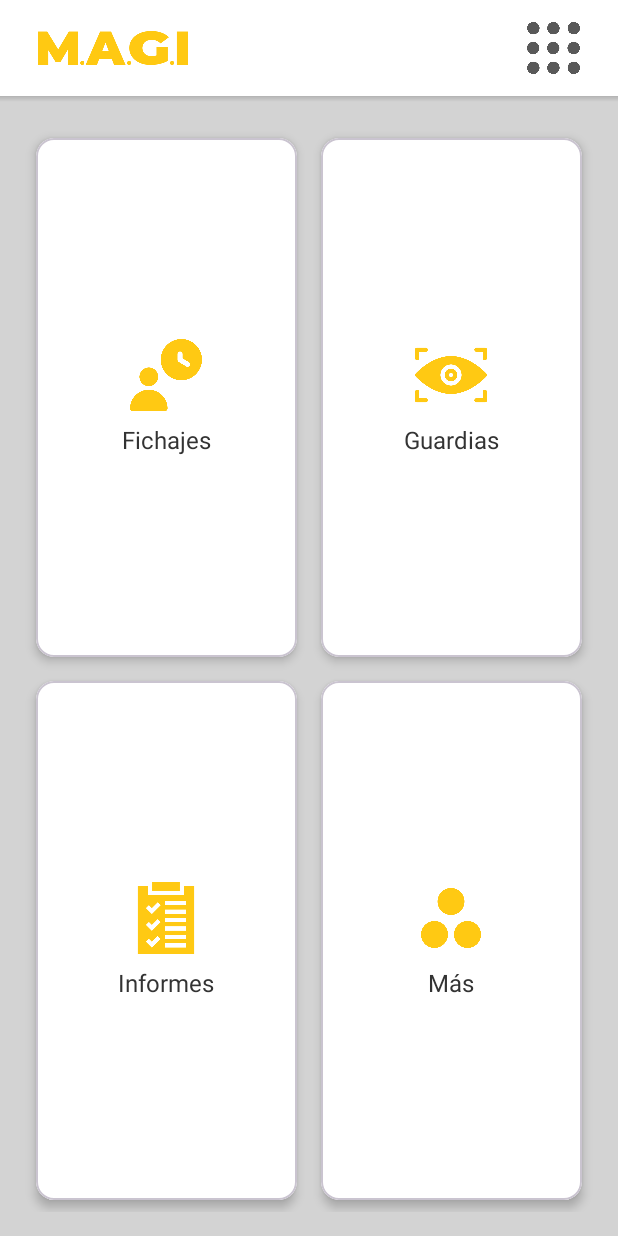
After one commit to Jota-FalseProphet/Yostesis-MAGI, an Android app: the DashboardActivity screen opened directly, with no data from a screen before it, on a phone screen of 412 x 824 dp. The commit adds this screen. Run offline under Robolectric (Android 15) with nearby library versions, the phone set to English and light mode, and no system bars.

Commit message:
Dashboard pincipal semi-hecho

```diff
--- a/app/build.gradle.kts
+++ b/app/build.gradle.kts
@@ -41,5 +41,9 @@ dependencies {
     androidTestImplementation(libs.ext.junit)
     androidTestImplementation(libs.espresso.core)
     implementation(libs.material.v190)
+    implementation("androidx.gridlayout:gridlayout:1.0.0")
+    implementation("com.google.android.material:material:1.9.0")
+
+
 
 }
--- a/app/src/main/AndroidManifest.xml
+++ b/app/src/main/AndroidManifest.xml
@@ -24,8 +24,12 @@
         </activity>
         <!--PANTALLA DE INICIO PRUEBAAA-->
         <activity
-            android:name=".activities.MainActivity"
+            android:name=".activities.DashboardActivity"
             android:exported="false" />
+        <activity
+            android:name=".activities.FichajeActivity"
+            android:exported="false" />
+
     </application>
 
 </manifest>
--- /dev/null
+++ b/app/src/main/java/com/magi/asistencia/activities/DashboardActivity.java
@@ -0,0 +1,92 @@
+package com.magi.asistencia.activities;
+
+import android.content.Intent;
+import android.os.Build;
+import android.os.Bundle;
+import android.view.Menu;
+import android.view.MenuItem;
+import android.view.View;
+import android.view.Window;
+import android.view.WindowManager;
+import android.widget.PopupMenu;
+
+import androidx.annotation.NonNull;
+import androidx.appcompat.app.ActionBar;
+import androidx.appcompat.app.AppCompatActivity;
+
+import com.google.android.material.appbar.MaterialToolbar;
+import com.magi.asistencia.R;
+
+public class DashboardActivity extends AppCompatActivity {
+
+    private MaterialToolbar topAppBar;
+
+    @Override
+    protected void onCreate(Bundle savedInstanceState) {
+        super.onCreate(savedInstanceState);
+        setContentView(R.layout.activity_dashboard);
+
+        if (Build.VERSION.SDK_INT >= 21) {
+            Window window = this.getWindow();
+            window.addFlags(WindowManager.LayoutParams.FLAG_DRAWS_SYSTEM_BAR_BACKGROUNDS);
+            window.clearFlags(WindowManager.LayoutParams.FLAG_TRANSLUCENT_STATUS);
+            window.setStatusBarColor(this.getResources().getColor(R.color.blanco));
+        }
+        topAppBar = findViewById(R.id.topAppBar);
+        setSupportActionBar(topAppBar);
+
+        // 1) Configuramos el logo como "home" y lo dejamos clicable
+        ActionBar ab = getSupportActionBar();
+        if (ab != null) {
+            ab.setDisplayShowTitleEnabled(false);       // ocultamos el título si no lo quieres
+            ab.setDisplayUseLogoEnabled(true);          // hacemos visible el logo
+        }
+        topAppBar.setOnClickListener(v -> {
+            // Si pinchan en cualquier parte del toolbar (incluido el logo), recargamos Dashboard
+            startActivity(new Intent(this, DashboardActivity.class));
+        });
+
+        // 2) Cuando pinchen la hamburguesa, les abrimos un PopupMenu con los módulos
+        //    (podrías usar un DrawerLayout / NavigationView si quieres algo más "oficial")
+        topAppBar.setNavigationOnClickListener(v -> {
+            showModulesMenu(v);
+        });
+    }
+
+    // Inflamos el menú vacío para que reserve espacio para los iconos
+    @Override
+    public boolean onCreateOptionsMenu(Menu menu) {
+        // Nota: no añadimos aquí items, reservamos el menú para el PopupMenu
+        return true;
+    }
+
+    // Este método muestra tu menú de módulos como un PopupMenu
+    private void showModulesMenu(View anchor) {
+        PopupMenu popup = new PopupMenu(this, anchor);
+        popup.inflate(R.menu.menu_dashboard);
+        popup.setOnMenuItemClickListener(this::onOptionsItemSelected);
+        popup.show();
+    }
+
+    // Aquí manejas los clicks sobre los items del menú_dashboard.xml
+    @Override
+    public boolean onOptionsItemSelected(@NonNull MenuItem item) {
+        int id = item.getItemId();
+
+        if (id == R.id.nav_fichajes) {
+            startActivity(new Intent(this, FichajeActivity.class));
+            return true;
+        } else if (id == R.id.nav_guardias) {
+            // lanzar GuardiasActivity
+            return true;
+        } else if (id == R.id.nav_informes) {
+            // lanzar InformesActivity
+            return true;
+        } else if (id == R.id.nav_logout) {
+            // cerrar sesión
+            return true;
+        }
+
+        return super.onOptionsItemSelected(item);
+    }
+}
--- a/app/src/main/java/com/magi/asistencia/activities/MainActivity.java
+++ b/app/src/main/java/com/magi/asistencia/activities/FichajeActivity.java
@@ -13,7 +13,7 @@ import java.net.HttpURLConnection;
 import java.net.URL;
 import java.util.Locale;
 
-public class MainActivity extends AppCompatActivity {
+public class FichajeActivity extends AppCompatActivity {
 
     /* Usa el mismo host y puerto que LoginActivity */
     private static final String BASE_URL = "https://magi.it.com/api/fichaje";
@@ -23,7 +23,7 @@ public class MainActivity extends AppCompatActivity {
     @Override
     protected void onCreate(Bundle savedInstanceState) {
         super.onCreate(savedInstanceState);
-        setContentView(R.layout.activity_main);
+        setContentView(R.layout.activity_fichaje);
 
         dni = getIntent().getStringExtra("DNI");
 
@@ -57,14 +57,14 @@ public class MainActivity extends AppCompatActivity {
 
         @Override protected void onPostExecute(Boolean ok) {
             if (ok) {
-                Toast.makeText(MainActivity.this,
+                Toast.makeText(FichajeActivity.this,
                         tipo.equals("start") ? "Entrada registrada" : "Salida registrada",
                         Toast.LENGTH_SHORT).show();
             } else if (code == HttpURLConnection.HTTP_CONFLICT) {
-                Toast.makeText(MainActivity.this,
+                Toast.makeText(FichajeActivity.this,
                         "Fichaje no válido", Toast.LENGTH_LONG).show();
             } else {
-                Toast.makeText(MainActivity.this,
+                Toast.makeText(FichajeActivity.this,
                         "Error de red (" + code + ")", Toast.LENGTH_LONG).show();
             }
         }
--- a/app/src/main/java/com/magi/asistencia/activities/LoginActivity.java
+++ b/app/src/main/java/com/magi/asistencia/activities/LoginActivity.java
@@ -27,12 +27,6 @@ import javax.net.ssl.SSLContext;
 import javax.net.ssl.TrustManager;
 import javax.net.ssl.X509TrustManager;
 
-/**
- * LoginActivity modificado para:
- *  - Confiar en cualquier certificado SSL
- *  - Enviar JSON al endpoint (application/json)
- *  - Leer y loguear el errorStream para depurar respuestas >400
- */
 public class LoginActivity extends AppCompatActivity {
 
     private static final String BASE_URL = "https://magi.it.com/api";
@@ -41,9 +35,6 @@ public class LoginActivity extends AppCompatActivity {
     protected void onCreate(Bundle savedInstanceState) {
         super.onCreate(savedInstanceState);
         setContentView(R.layout.activity_login);
-
-        // Asegúrate de tener en tu AndroidManifest.xml:
-        // <uses-permission android:name="android.permission.INTERNET"/>
 
         EditText editDni      = findViewById(R.id.editDni);
         EditText editPassword = findViewById(R.id.editPassword);
@@ -59,8 +50,6 @@ public class LoginActivity extends AppCompatActivity {
             }
         });
     }
-
-    // Bypass completo de SSL y hostname >>>>
     private static void trustAllCertificates(HttpsURLConnection conn) {
         try {
             TrustManager[] trustAll = new TrustManager[]{
@@ -143,7 +132,7 @@ public class LoginActivity extends AppCompatActivity {
         @Override
         protected void onPostExecute(String rol) {
             if (code == HttpURLConnection.HTTP_OK && rol != null) {
-                Intent i = new Intent(LoginActivity.this, MainActivity.class)
+                Intent i = new Intent(LoginActivity.this, DashboardActivity.class)
                         .putExtra("ROL", rol)
                         .putExtra("DNI", dni);
                 startActivity(i);
--- /dev/null
+++ b/app/src/main/res/drawable/toolbar_dropshadow.xml
@@ -0,0 +1,8 @@
+<?xml version="1.0" encoding="utf-8"?>
+<shape xmlns:android="http://schemas.android.com/apk/res/android"
+    android:shape="rectangle">
+    <gradient
+        android:startColor="@android:color/transparent"
+        android:endColor="#33333333"
+        android:angle="90"/>
+</shape>
--- /dev/null
+++ b/app/src/main/res/layout/activity_dashboard.xml
@@ -0,0 +1,219 @@
+<androidx.drawerlayout.widget.DrawerLayout
+    xmlns:android="http://schemas.android.com/apk/res/android"
+    xmlns:app="http://schemas.android.com/apk/res-auto"
+    android:id="@+id/drawer_layout"
+    android:layout_width="match_parent"
+    android:layout_height="match_parent"
+    android:fitsSystemWindows="true">
+
+    <!-- Contenido principal -->
+    <androidx.constraintlayout.widget.ConstraintLayout
+        android:layout_width="match_parent"
+        android:layout_height="match_parent"
+        android:background="@color/gris_claro"
+        android:fitsSystemWindows="true">
+
+        <!-- Toolbar como AppBar con elevación -->
+        <com.google.android.material.appbar.MaterialToolbar
+            android:id="@+id/topAppBar"
+            android:layout_width="0dp"
+            android:layout_height="?attr/actionBarSize"
+            android:background="@color/blanco"
+            android:logoDescription="@string/app_name"
+            app:layout_constraintStart_toStartOf="parent"
+            app:layout_constraintEnd_toEndOf="parent"
+            app:layout_constraintTop_toTopOf="parent">
+
+            <ImageView
+                android:id="@+id/logoIcon_toolbar"
+                android:layout_width="100dp"
+                android:layout_height="wrap_content"
+                android:layout_gravity="start|center_vertical"
+                android:layout_marginStart="25dp"
+                android:src="@drawable/logo_text" />
+
+            <ImageView
+                android:id="@+id/ic_menu_toolbar"
+                android:layout_width="35dp"
+                android:layout_height="wrap_content"
+                android:layout_gravity="end|center_vertical"
+                android:layout_marginEnd="25dp"
+                android:src="@drawable/ic_menu"
+                app:tint="@color/gris_oscuro_2" />
+
+        </com.google.android.material.appbar.MaterialToolbar>
+
+        <!-- Sombra manual bajo el Toolbar -->
+        <View
+            android:id="@+id/toolbar_shadow"
+            android:layout_width="0dp"
+            android:layout_height="4dp"
+            android:background="@drawable/toolbar_dropshadow"
+            app:layout_constraintTop_toBottomOf="@id/topAppBar"
+            app:layout_constraintStart_toStartOf="parent"
+            app:layout_constraintEnd_toEndOf="parent"/>
+
+        <!-- Grid de módulos debajo del toolbar + sombra -->
+        <androidx.gridlayout.widget.GridLayout
+            android:id="@+id/gridModules"
+            android:layout_width="0dp"
+            android:layout_height="0dp"
+            android:padding="16dp"
+            app:columnCount="2"
+            app:rowCount="2"
+            app:layout_constraintTop_toBottomOf="@id/toolbar_shadow"
+            app:layout_constraintStart_toStartOf="parent"
+            app:layout_constraintEnd_toEndOf="parent"
+            app:layout_constraintBottom_toBottomOf="parent">
+
+            <!-- Card Fichajes -->
+            <com.google.android.material.card.MaterialCardView
+                android:layout_width="0dp"
+                android:layout_height="0dp"
+                android:layout_margin="8dp"
+                app:cardBackgroundColor="@color/blanco"
+                app:cardCornerRadius="12dp"
+                app:cardElevation="4dp"
+                app:layout_columnWeight="1"
+                app:layout_rowWeight="1">
+
+                <LinearLayout
+                    android:layout_width="match_parent"
+                    android:layout_height="match_parent"
+                    android:orientation="vertical"
+                    android:gravity="center"
+                    android:padding="16dp">
+
+                    <ImageView
+                        android:layout_width="48dp"
+                        android:layout_height="48dp"
+                        android:src="@drawable/ic_clock"
+                        app:tint="@color/amarillo_magi" />
+
+                    <TextView
+                        android:layout_width="wrap_content"
+                        android:layout_height="wrap_content"
+                        android:layout_marginTop="8dp"
+                        android:text="@string/modulo_fichajes"
+                        android:textColor="@color/gris_oscuro"
+                        android:textSize="16sp" />
+                </LinearLayout>
+            </com.google.android.material.card.MaterialCardView>
+
+            <!-- Card Guardias -->
+            <com.google.android.material.card.MaterialCardView
+                android:layout_width="0dp"
+                android:layout_height="0dp"
+                android:layout_margin="8dp"
+                app:cardBackgroundColor="@color/blanco"
+                app:cardCornerRadius="12dp"
+                app:cardElevation="4dp"
+                app:layout_columnWeight="1"
+                app:layout_rowWeight="1">
+
+                <LinearLayout
+                    android:layout_width="match_parent"
+                    android:layout_height="match_parent"
+                    android:orientation="vertical"
+                    android:gravity="center"
+                    android:padding="16dp">
+
+                    <ImageView
+                        android:layout_width="48dp"
+                        android:layout_height="48dp"
+                        android:src="@drawable/ic_guardias"
+                        app:tint="@color/amarillo_magi" />
+
+                    <TextView
+                        android:layout_width="wrap_content"
+                        android:layout_height="wrap_content"
+                        android:layout_marginTop="8dp"
+                        android:text="@string/modulo_guardias"
+                        android:textColor="@color/gris_oscuro"
+                        android:textSize="16sp" />
+                </LinearLayout>
+            </com.google.android.material.card.MaterialCardView>
+
+            <!-- Card Informes -->
+            <com.google.android.material.card.MaterialCardView
+                android:layout_width="0dp"
+                android:layout_height="0dp"
+                android:layout_margin="8dp"
+                app:cardBackgroundColor="@color/blanco"
+                app:cardCornerRadius="12dp"
+                app:cardElevation="4dp"
+                app:layout_columnWeight="1"
+                app:layout_rowWeight="1">
+
+                <LinearLayout
+                    android:layout_width="match_parent"
+                    android:layout_height="match_parent"
+                    android:orientation="vertical"
+                    android:gravity="center"
+                    android:padding="16dp">
+
+                    <ImageView
+                        android:layout_width="48dp"
+                        android:layout_height="48dp"
+                        android:src="@drawable/ic_reports"
+                        app:tint="@color/amarillo_magi" />
+
+                    <TextView
+                        android:layout_width="wrap_content"
+                        android:layout_height="wrap_content"
+                        android:layout_marginTop="8dp"
+                        android:text="@string/modulo_informes"
+                        android:textColor="@color/gris_oscuro"
+                        android:textSize="16sp" />
+                </LinearLayout>
+            </com.google.android.material.card.MaterialCardView>
+
+            <!-- Card Otros -->
+            <com.google.android.material.card.MaterialCardView
+                android:layout_width="0dp"
+                android:layout_height="0dp"
+                android:layout_margin="8dp"
+                app:cardBackgroundColor="@color/blanco"
+                app:cardCornerRadius="12dp"
+                app:cardElevation="4dp"
+                app:layout_columnWeight="1"
+                app:layout_rowWeight="1">
+
+                <LinearLayout
+                    android:layout_width="match_parent"
+                    android:layout_height="match_parent"
+                    android:orientation="vertical"
+                    android:gravity="center"
+                    android:padding="16dp">
+
+                    <ImageView
+                        android:layout_width="48dp"
+                        android:layout_height="48dp"
+                        android:src="@drawable/ic_more"
+                        app:tint="@color/amarillo_magi" />
+
+                    <TextView
+                        android:layout_width="wrap_content"
+                        android:layout_height="wrap_content"
+                        android:layout_marginTop="8dp"
+                        android:text="@string/modulo_otros"
+                        android:textColor="@color/gris_oscuro"
+                        android:textSize="16sp" />
+                </LinearLayout>
+            </com.google.android.material.card.MaterialCardView>
+
+        </androidx.gridlayout.widget.GridLayout>
+
+    </androidx.constraintlayout.widget.ConstraintLayout>
+
+    <!-- Drawer de navegación lateral -->
+    <com.google.android.material.navigation.NavigationView
+        android:id="@+id/nav_view"
+        android:layout_width="wrap_content"
+        android:layout_height="match_parent"
+        android:layout_gravity="start"
+        app:menu="@menu/menu_dashboard"
+        app:itemIconTint="@color/amarillo_magi"
+        app:itemTextColor="@color/gris_oscuro"/>
+
+</androidx.drawerlayout.widget.DrawerLayout>
--- /dev/null
+++ b/app/src/main/res/menu/menu_dashboard.xml
@@ -0,0 +1,29 @@
+<menu xmlns:android="http://schemas.android.com/apk/res/android"
+    xmlns:app="http://schemas.android.com/apk/res-auto">
+    <item
+        android:id="@+id/nav_fichajes"
+        android:icon="@drawable/ic_clock"
+        android:title="@string/modulo_fichajes"
+        app:showAsAction="never"
+        app:tint="@color/amarillo_magi"/>
+
+
+    <item
+        android:id="@+id/nav_guardias"
+        android:icon="@drawable/ic_guardias"
+        android:title="@string/modulo_guardias"
+        app:showAsAction="never"
+        app:tint="@color/amarillo_magi"/>
+    <item
+        android:id="@+id/nav_informes"
+        android:icon="@drawable/ic_reports"
+        android:title="@string/modulo_informes"
+        app:showAsAction="never"
+        app:tint="@color/amarillo_magi"/>
+    <item
+        android:id="@+id/nav_logout"
+        android:icon="@drawable/ic_logout"
+        android:title="@string/cerrar_sesion"
+        app:showAsAction="never"
+        app:tint="@color/amarillo_magi"/>
+</menu>
--- a/app/src/main/res/values-night/themes.xml
+++ b/app/src/main/res/values-night/themes.xml
@@ -3,5 +3,6 @@
     <style name="Base.Theme.MAGI" parent="Theme.Material3.DayNight.NoActionBar">
         <!-- Customize your dark theme here. -->
         <!-- <item name="colorPrimary">@color/my_dark_primary</item> -->
+        <item name="android:statusBarColor">@color/blanco</item>
     </style>
 </resources>
--- a/app/src/main/res/values/colors.xml
+++ b/app/src/main/res/values/colors.xml
@@ -5,7 +5,8 @@
     <!-- otros colores -->
     <color name="blanco">#FFFFFF</color>
     <color name="gris_oscuro">#333333</color>
-    <color name="gris_claro">#F5F5F5</color>
+    <color name="gris_oscuro_2">#595959</color>
+    <color name="gris_claro">#D3D3D3</color>
     <color name="amarillo_magi_50">#f3dc9a</color>
     <color name="gris_magi">#535353</color>
 </resources>
--- a/app/src/main/res/values/strings.xml
+++ b/app/src/main/res/values/strings.xml
@@ -8,4 +8,11 @@
     <string name="iniciar_sesi_n">Iniciar sesión</string>
     <string name="logo_magi">Logo MAGI</string>
     <string name="no_tienes_cuenta_reg_strate">¿No tienes cuenta? Regístrate</string>
+    <string name="bienvenido_magi">Bienvenido a M.A.G.I</string>
+    <string name="modulo_fichajes">Fichajes</string>
+    <string name="modulo_informes">Informes</string>
+    <string name="modulo_guardias">Guardias</string>
+    <string name="modulo_otros">Más</string>
+    <string name="cerrar_sesion">Cerrar sesión</string>
+    <string name="abrir_menu">Abrir Menu</string>
 </resources>
--- a/app/src/main/res/values/styles.xml
+++ b/app/src/main/res/values/styles.xml
@@ -10,8 +10,10 @@
         <item name="colorOnSecondary">@color/blanco</item>
 
         <!-- Status / Navigation bar -->
-        <item name="android:statusBarColor">@color/amarillo_magi</item>
+        <item name="android:windowDrawsSystemBarBackgrounds">true</item>
+        <item name="colorPrimaryDark">@color/blanco</item>
         <item name="android:navigationBarColor">@color/blanco</item>
+
 
         <!-- Tipografía por defecto -->
         <item name="android:fontFamily">@font/montserrat_regular</item>
--- a/app/src/main/res/values/themes.xml
+++ b/app/src/main/res/values/themes.xml
@@ -3,7 +3,7 @@
     <style name="Base.Theme.MAGI" parent="Theme.Material3.DayNight.NoActionBar">
         <!-- Customize your light theme here. -->
         <!-- <item name="colorPrimary">@color/my_light_primary</item> -->
-
+        <item name="android:statusBarColor">@color/amarillo_magi</item>
     </style>
 
     <style name="Theme.MAGI" parent="Base.Theme.MAGI" />
```
Also changed, not shown: app/src/main/res/drawable/ic_clock.png (added), app/src/main/res/drawable/ic_guardias.png (added), app/src/main/res/drawable/ic_logout.png (added), app/src/main/res/drawable/ic_menu.png (added), app/src/main/res/drawable/ic_more.png (added), app/src/main/res/drawable/ic_reports.png (added), app/src/main/res/layout/activity_fichaje.xml (renamed from app/src/main/res/layout/activity_main.xml).
